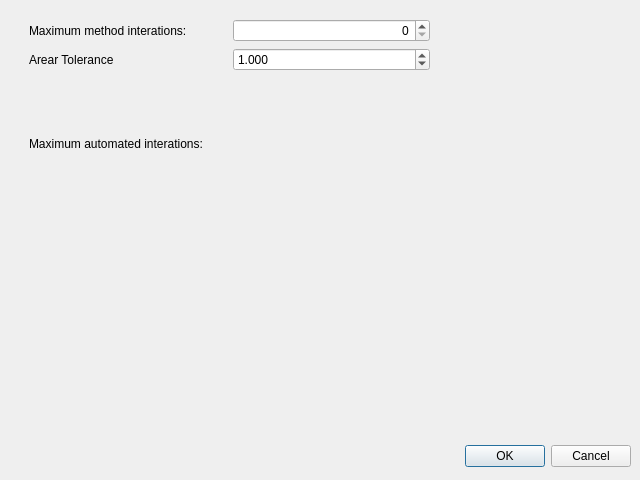
pablogalaviz/CellEye, file src/qt/preferences.ui: the form before one commit.
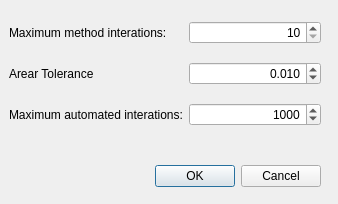
The form after the commit.

The edit to the form file:
```diff
--- a/src/qt/preferences.ui
+++ b/src/qt/preferences.ui
@@ -6,8 +6,8 @@
    <rect>
     <x>0</x>
     <y>0</y>
-    <width>640</width>
-    <height>480</height>
+    <width>338</width>
+    <height>204</height>
    </rect>
   </property>
   <property name="windowTitle">
@@ -17,8 +17,8 @@
    <property name="geometry">
     <rect>
      <x>10</x>
-     <y>440</y>
-     <width>621</width>
+     <y>160</y>
+     <width>311</width>
      <height>32</height>
     </rect>
    </property>
@@ -32,10 +32,10 @@
   <widget class="QWidget" name="gridLayoutWidget">
    <property name="geometry">
     <rect>
-     <x>29</x>
-     <y>19</y>
-     <width>401</width>
-     <height>191</height>
+     <x>9</x>
+     <y>9</y>
+     <width>312</width>
+     <height>131</height>
     </rect>
    </property>
    <layout class="QGridLayout" name="gridLayout">
@@ -58,21 +58,36 @@
       <property name="alignment">
        <set>Qt::AlignRight|Qt::AlignTrailing|Qt::AlignVCenter</set>
       </property>
+      <property name="minimum">
+       <number>10</number>
+      </property>
+      <property name="maximum">
+       <number>100</number>
+      </property>
+      <property name="singleStep">
+       <number>1</number>
+      </property>
      </widget>
     </item>
     <item row="1" column="1">
-     <widget class="QDoubleSpinBox" name="doubleSpinBox">
+     <widget class="QDoubleSpinBox" name="area_tolerance_doubleSpinBox">
+      <property name="alignment">
+       <set>Qt::AlignRight|Qt::AlignTrailing|Qt::AlignVCenter</set>
+      </property>
       <property name="decimals">
        <number>3</number>
       </property>
       <property name="minimum">
        <double>0.001000000000000</double>
       </property>
+      <property name="maximum">
+       <double>2.000000000000000</double>
+      </property>
       <property name="singleStep">
        <double>0.001000000000000</double>
       </property>
       <property name="value">
-       <double>1.000000000000000</double>
+       <double>0.010000000000000</double>
       </property>
      </widget>
     </item>
@@ -83,6 +98,22 @@
       </property>
      </widget>
     </item>
+    <item row="2" column="1">
+     <widget class="QSpinBox" name="maximum_automated_iterations_spinBox">
+      <property name="alignment">
+       <set>Qt::AlignRight|Qt::AlignTrailing|Qt::AlignVCenter</set>
+      </property>
+      <property name="minimum">
+       <number>100</number>
+      </property>
+      <property name="maximum">
+       <number>10000</number>
+      </property>
+      <property name="value">
+       <number>1000</number>
+      </property>
+     </widget>
+    </item>
    </layout>
   </widget>
  </widget>
```
Left out of the diff: 10 changed lines with no effect on the pictures.
